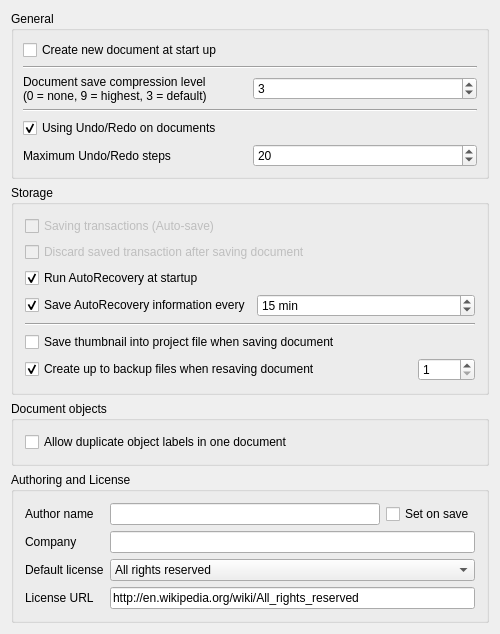
Old version of the form src/Gui/DlgSettingsDocument.ui in the repository berndhahnebach/All_FreeCAD.
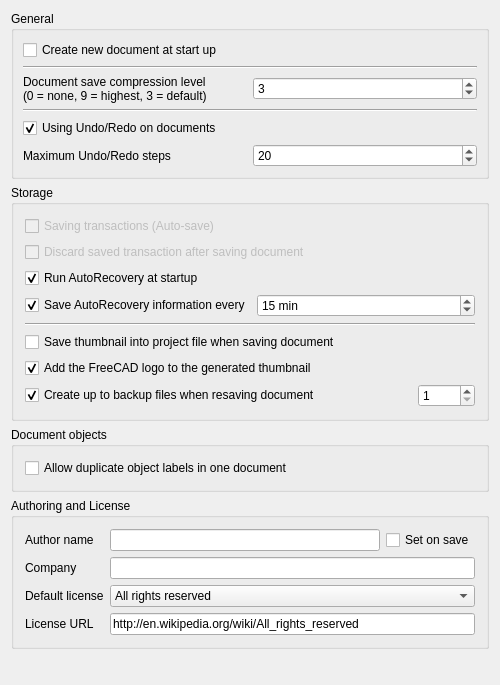
New version of the form. Custom widgets are drawn as their Qt base class.

Commit message: Added pref option to disable the FreeCAD logo in the FCStd file thumbnail

What changed in the file:
```diff
--- a/src/Gui/DlgSettingsDocument.ui
+++ b/src/Gui/DlgSettingsDocument.ui
@@ -7,7 +7,7 @@
     <x>0</x>
     <y>0</y>
     <width>500</width>
-    <height>593</height>
+    <height>685</height>
    </rect>
   </property>
   <property name="windowTitle">
@@ -283,7 +283,7 @@
         </property>
        </widget>
       </item>
-      <item row="6" column="0">
+      <item row="7" column="0">
        <layout class="QHBoxLayout">
         <property name="spacing">
          <number>6</number>
@@ -338,6 +338,22 @@
         </item>
        </layout>
       </item>
+      <item row="6" column="0">
+       <widget class="Gui::PrefCheckBox" name="prefAddLogo">
+        <property name="text">
+         <string>Add the FreeCAD logo to the generated thumbnail</string>
+        </property>
+        <property name="checked">
+         <bool>true</bool>
+        </property>
+        <property name="prefEntry" stdset="0">
+         <cstring>AddThumbnailLogo</cstring>
+        </property>
+        <property name="prefPath" stdset="0">
+         <cstring>Document</cstring>
+        </property>
+       </widget>
+      </item>
      </layout>
     </widget>
    </item>
```
The commit also changes 2 other files.
